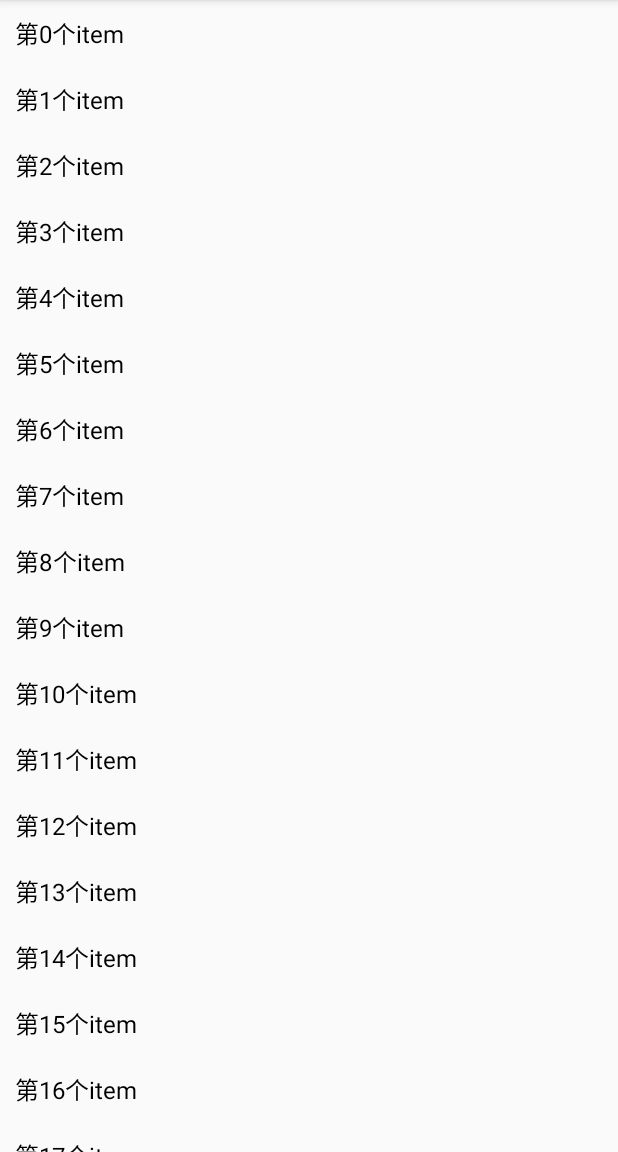
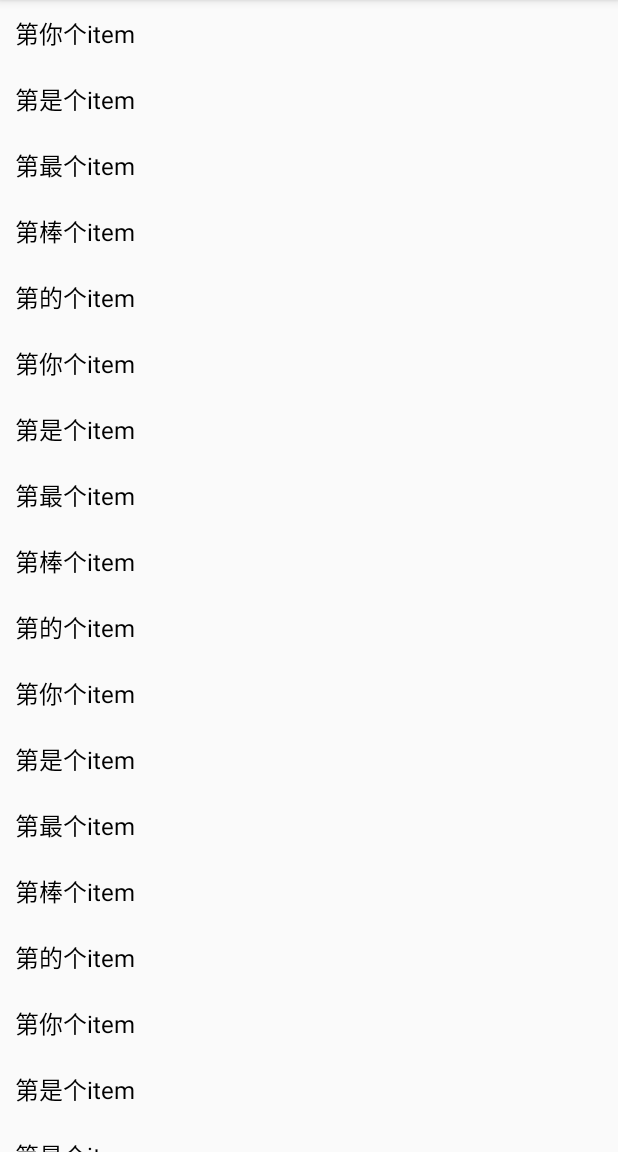
Before and after one commit to Sususuperman/ItemTouchHelperDemo, an Android app: the DragRecycleviewActivity screen opened directly, with no data from a screen before it, on a phone screen of 412 x 824 dp, the part 84-1236 px from its top. Run offline under Robolectric (Android 15) with nearby library versions, the phone set to English and light mode, and no system bars.

Commit message:
修复拖拽时候不成功的bug

```diff
--- a/app/src/main/java/com/superman/drag/SwipeAdapter.java
+++ b/app/src/main/java/com/superman/drag/SwipeAdapter.java
@@ -28,7 +28,7 @@ public class SwipeAdapter extends RecyclerView.Adapter<SwipeAdapter.ListHolder>{
 
     @Override
     public void onBindViewHolder(ListHolder holder, int position) {
-        holder.tv.setText("第"+position+"个item");
+        holder.tv.setText("第"+datas.get(position)+"个item");
     }
 
     @Override
--- a/app/src/main/java/com/superman/drag/demo/DragRecycleviewActivity.java
+++ b/app/src/main/java/com/superman/drag/demo/DragRecycleviewActivity.java
@@ -37,7 +37,6 @@ public class DragRecycleviewActivity extends AppCompatActivity {
             @Override
             public void onMove(int from, int to) {
                 Collections.swap(list, from, to);
-                adapter.setDatas(list);
                 //这个方法很关键，调换list的顺序
                 adapter.notifyItemMoved(from, to);
             }
```
